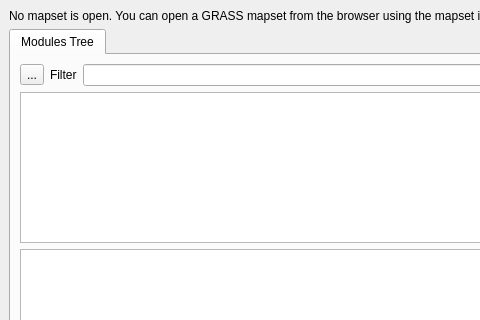
Qt form src/plugins/grass/qgsgrasstoolsbase.ui (qgis/QGIS) before a commit; both pictures show x 0 to 480 and y 0 to 320 of the 738 by 467 pixel window.
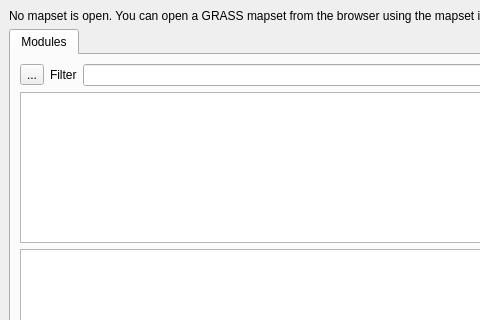
The same form after that commit. Icons and pictures are not drawn.

Commit message: [GRASS] close mapset button in dock widget

The edit to the form file:
```diff
--- a/src/plugins/grass/qgsgrasstoolsbase.ui
+++ b/src/plugins/grass/qgsgrasstoolsbase.ui
@@ -32,7 +32,7 @@
       </property>
       <widget class="QWidget" name="mModulesTreeTab">
        <attribute name="title">
-        <string>Modules Tree</string>
+        <string>Modules</string>
        </attribute>
        <layout class="QVBoxLayout" name="verticalLayout">
         <item>
```
The commit also changes 6 other files.
